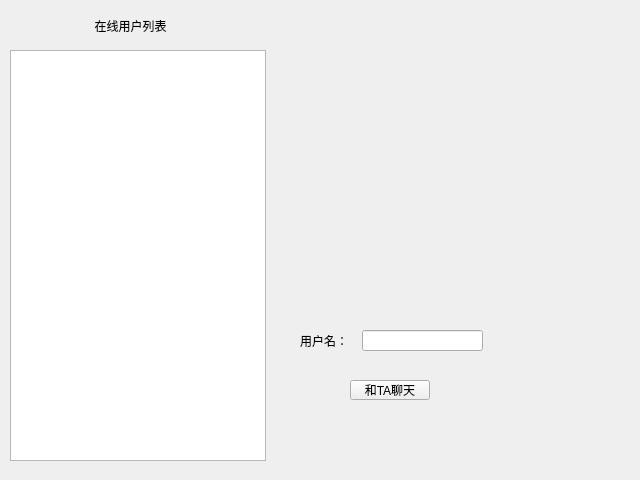
Before: the Qt Designer form chatClient/userwindow.ui in XeonL/xChat, drawn with Qt 5.
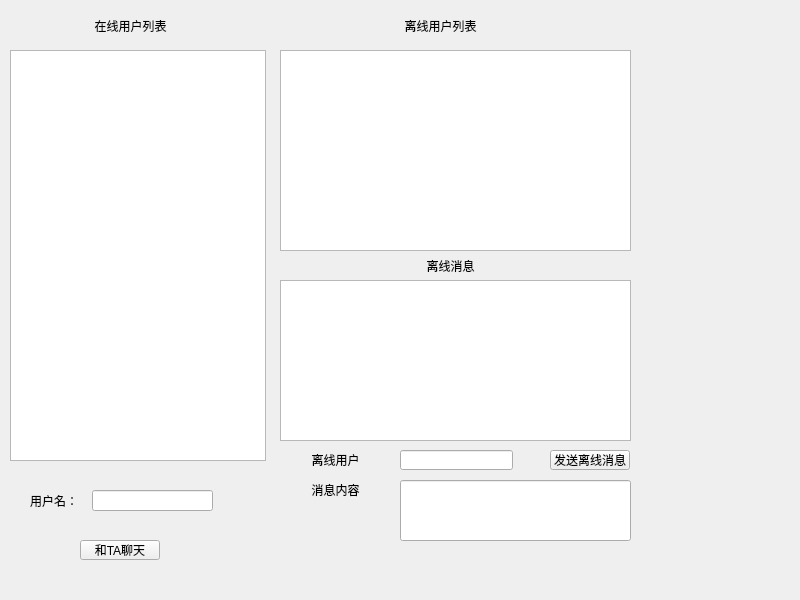
After: the same form once the commit is applied.

Commit message: 实现离线消息 完善消息处理机制，对于多条消息混杂的情况进行了处理

Patch:
```diff
--- a/chatClient/userwindow.ui
+++ b/chatClient/userwindow.ui
@@ -6,8 +6,8 @@
    <rect>
     <x>0</x>
     <y>0</y>
-    <width>640</width>
-    <height>480</height>
+    <width>800</width>
+    <height>600</height>
    </rect>
   </property>
   <property name="windowTitle">
@@ -42,8 +42,8 @@
   <widget class="QLineEdit" name="usernameToChat">
    <property name="geometry">
     <rect>
-     <x>362</x>
-     <y>330</y>
+     <x>92</x>
+     <y>490</y>
      <width>121</width>
      <height>21</height>
     </rect>
@@ -52,8 +52,8 @@
   <widget class="QLabel" name="label_2">
    <property name="geometry">
     <rect>
-     <x>300</x>
-     <y>330</y>
+     <x>30</x>
+     <y>490</y>
      <width>61</width>
      <height>21</height>
     </rect>
@@ -65,8 +65,8 @@
   <widget class="QPushButton" name="chatbutton">
    <property name="geometry">
     <rect>
-     <x>350</x>
-     <y>380</y>
+     <x>80</x>
+     <y>540</y>
      <width>80</width>
      <height>20</height>
     </rect>
@@ -75,6 +75,123 @@
     <string>和TA聊天</string>
    </property>
   </widget>
+  <widget class="QListWidget" name="offlineMessageList">
+   <property name="geometry">
+    <rect>
+     <x>280</x>
+     <y>280</y>
+     <width>351</width>
+     <height>161</height>
+    </rect>
+   </property>
+  </widget>
+  <widget class="QLineEdit" name="offlineUserName">
+   <property name="geometry">
+    <rect>
+     <x>400</x>
+     <y>450</y>
+     <width>113</width>
+     <height>20</height>
+    </rect>
+   </property>
+  </widget>
+  <widget class="QLineEdit" name="offlineMessage">
+   <property name="geometry">
+    <rect>
+     <x>400</x>
+     <y>480</y>
+     <width>231</width>
+     <height>61</height>
+    </rect>
+   </property>
+  </widget>
+  <widget class="QPushButton" name="offlineMessageButton">
+   <property name="geometry">
+    <rect>
+     <x>550</x>
+     <y>450</y>
+     <width>80</width>
+     <height>20</height>
+    </rect>
+   </property>
+   <property name="text">
+    <string>发送离线消息</string>
+   </property>
+  </widget>
+  <widget class="QListWidget" name="offlineUserList">
+   <property name="geometry">
+    <rect>
+     <x>280</x>
+     <y>50</y>
+     <width>351</width>
+     <height>201</height>
+    </rect>
+   </property>
+  </widget>
+  <widget class="QLabel" name="label_3">
+   <property name="geometry">
+    <rect>
+     <x>360</x>
+     <y>10</y>
+     <width>161</width>
+     <height>31</height>
+    </rect>
+   </property>
+   <property name="text">
+    <string>离线用户列表</string>
+   </property>
+   <property name="alignment">
+    <set>Qt::AlignCenter</set>
+   </property>
+  </widget>
+  <widget class="QLabel" name="label_4">
+   <property name="geometry">
+    <rect>
+     <x>370</x>
+     <y>250</y>
+     <width>161</width>
+     <height>31</height>
+    </rect>
+   </property>
+   <property name="text">
+    <string>离线消息</string>
+   </property>
+   <property name="alignment">
+    <set>Qt::AlignCenter</set>
+   </property>
+  </widget>
+  <widget class="QLabel" name="label_5">
+   <property name="geometry">
+    <rect>
+     <x>280</x>
+     <y>450</y>
+     <width>111</width>
+     <height>20</height>
+    </rect>
+   </property>
+   <property name="text">
+    <string>离线用户</string>
+   </property>
+   <property name="alignment">
+    <set>Qt::AlignCenter</set>
+   </property>
+  </widget>
+  <widget class="QLabel" name="label_6">
+   <property name="geometry">
+    <rect>
+     <x>280</x>
+     <y>480</y>
+     <width>111</width>
+     <height>20</height>
+    </rect>
+   </property>
+   <property name="text">
+    <string>消息内容</string>
+   </property>
+   <property name="alignment">
+    <set>Qt::AlignCenter</set>
+   </property>
+  </widget>
  </widget>
  <resources/>
  <connections/>
```
The commit also changes 9 other files.
